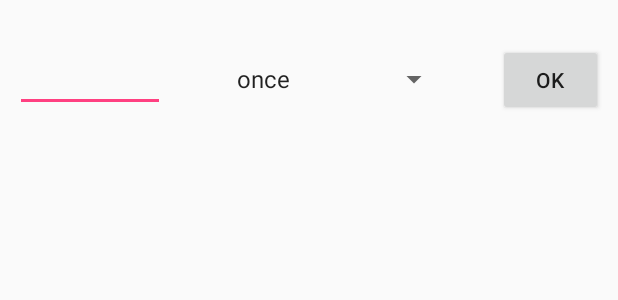
After one commit to dhanush-ramuk/androidapp, an Android app: the layout tab_res.xml on its own in the app's theme, with its tools: preview values and no code run, on a phone screen of 412 x 824 dp. The commit adds this screen. Shown: the top 300 px of the screen. Run offline under Robolectric (Android 15) with nearby library versions, the phone set to English and light mode, and no system bars.

Commit message:
added tablet button and view to enter medication list.

```diff
--- a/app/src/main/AndroidManifest.xml
+++ b/app/src/main/AndroidManifest.xml
@@ -9,7 +9,8 @@
         android:roundIcon="@mipmap/ic_launcher_round"
         android:supportsRtl="true"
         android:theme="@style/AppTheme">
-        <activity android:name=".FullResult"></activity>
+        <activity android:name=".Activity3"></activity>
+        <activity android:name=".FullResult" />
         <activity android:name=".Camera_Activity" />
         <activity android:name=".Activity2" />
         <activity android:name=".MainActivity">
--- /dev/null
+++ b/app/src/main/res/layout/tab_res.xml
@@ -0,0 +1,60 @@
+<?xml version="1.0" encoding="utf-8"?>
+<LinearLayout xmlns:android="http://schemas.android.com/apk/res/android"
+    android:orientation="vertical" android:layout_width="match_parent"
+    android:layout_height="match_parent">
+
+    <TextView
+        android:id="@+id/textView"
+        android:layout_width="match_parent"
+        android:layout_height="wrap_content"
+
+         />
+    <GridLayout
+        android:layout_width="match_parent"
+        android:layout_height="wrap_content"
+        android:padding="10dp"
+        >
+
+        <EditText
+            android:layout_height="wrap_content"
+            android:layout_row="0"
+            android:layout_column="0"
+            android:layout_width="100dp"
+            android:editable="true"
+            android:id="@+id/edittext_tab_name"/>
+
+        <Spinner
+            android:id="@+id/spinner_tab_times"
+            style="@android:style/Widget.Material.Spinner"
+            android:layout_width="150dp"
+            android:layout_height="wrap_content"
+            android:layout_row="0"
+            android:layout_column="1"
+            android:entries="@array/types"
+            android:layout_marginLeft="40dp"
+
+            />
+        <Button
+            style="@style/Widget.AppCompat.Button"
+            android:layout_width="70dp"
+            android:layout_height="wrap_content"
+            android:layout_row="0"
+            android:layout_column="3"
+            android:onClick="onclick_listview_for_time_enter"
+            android:text="@string/ok"
+            android:textSize="14sp"
+            />
+
+    </GridLayout>
+    <ListView
+        android:id="@+id/listview_tab_time_enter"
+        android:layout_width="match_parent"
+        android:layout_height="wrap_content"
+        android:layout_marginLeft="20dp"
+        android:divider="@android:color/transparent"
+        android:dividerHeight="10.0sp"
+        android:layout_marginRight="20dp"
+        android:layout_marginTop="10dp"/>
+
+
+</LinearLayout>
--- a/app/src/main/res/values/strings.xml
+++ b/app/src/main/res/values/strings.xml
@@ -5,4 +5,9 @@
     <string name="complete_blood_count_panel">Complete Blood Count Panel</string>
     <string name="comprehensive_metabolic_panel">Comprehensive Metabolic Panel</string>
     <string name="ok">Ok</string>
+    <string-array name="types">
+        <item>once</item>
+        <item>twice</item>
+        <item>thrice</item>
+    </string-array>
 </resources>
```
Also changed, not shown: app/src/main/java/com/example/application1/Activity3.java (added, +51 -0 lines), app/src/main/java/com/example/application1/MainActivity.java (+34 -20 lines), app/src/main/res/layout/activity_3.xml (added, +59 -0 lines), app/src/main/res/layout/activity_main.xml (+7 -0 lines).
